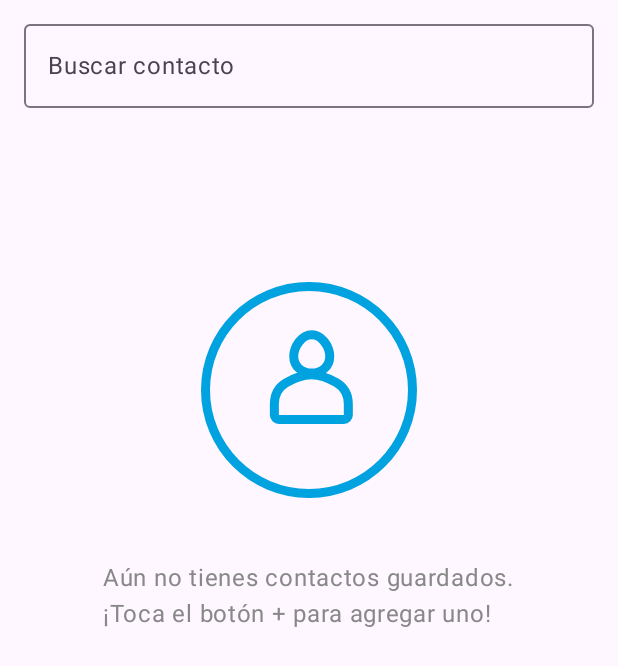
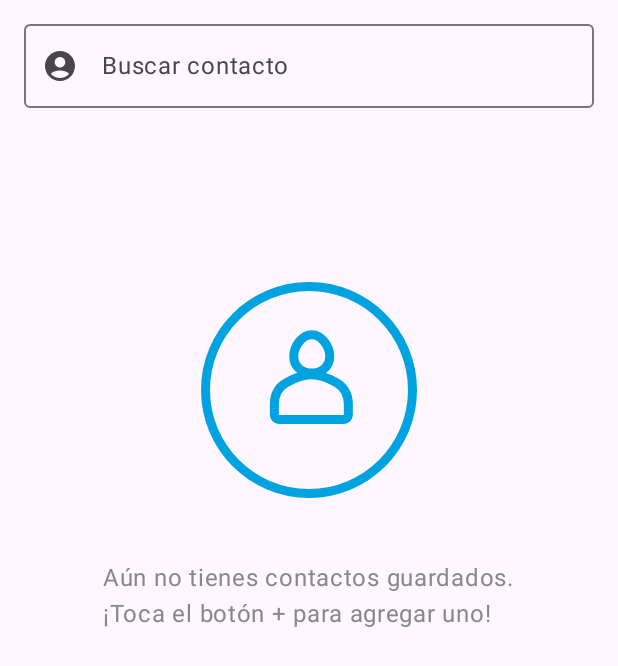
Before and after one commit to tadeo-dev789/ContactosDir, an Android app built with Jetpack Compose: the composable ContentHomeView shown on its own in the app's theme, on a phone screen of 412 x 824 dp. Shown: the top 666 px of the screen. Run offline under Robolectric (Android 15) with nearby library versions, the phone set to English and light mode, and no system bars; our stand-ins replace Dagger/Hilt's generated code; libraries missing offline, so code that uses them is left out: me.saket.swipe; missing, so only their content is drawn: SwipeableActionsBox.

Commit message:
Se le agrego un icono para que le guste al profe

```diff
--- a/app/src/main/java/com/example/contactosdir/views/HomeView.kt
+++ b/app/src/main/java/com/example/contactosdir/views/HomeView.kt
@@ -4,8 +4,10 @@ import androidx.compose.foundation.layout.*
 import androidx.compose.foundation.lazy.LazyColumn
 import androidx.compose.foundation.lazy.items
 import androidx.compose.material.icons.Icons
+import androidx.compose.material.icons.filled.AccountCircle
 import androidx.compose.material.icons.filled.Delete
 import androidx.compose.material.icons.filled.Edit
+import androidx.compose.material.icons.filled.Home
 import androidx.compose.material3.*
 import androidx.compose.runtime.*
 import androidx.compose.ui.Alignment
@@ -75,7 +77,8 @@ fun ContentHomeView(
             modifier = Modifier
                 .fillMaxWidth()
                 .padding(horizontal = 16.dp, vertical = 8.dp),
-            singleLine = true
+            singleLine = true,
+            leadingIcon = { Icon(Icons.Default.AccountCircle, contentDescription = null) }
         )
 
         if (contactosList.isEmpty()) {
```
